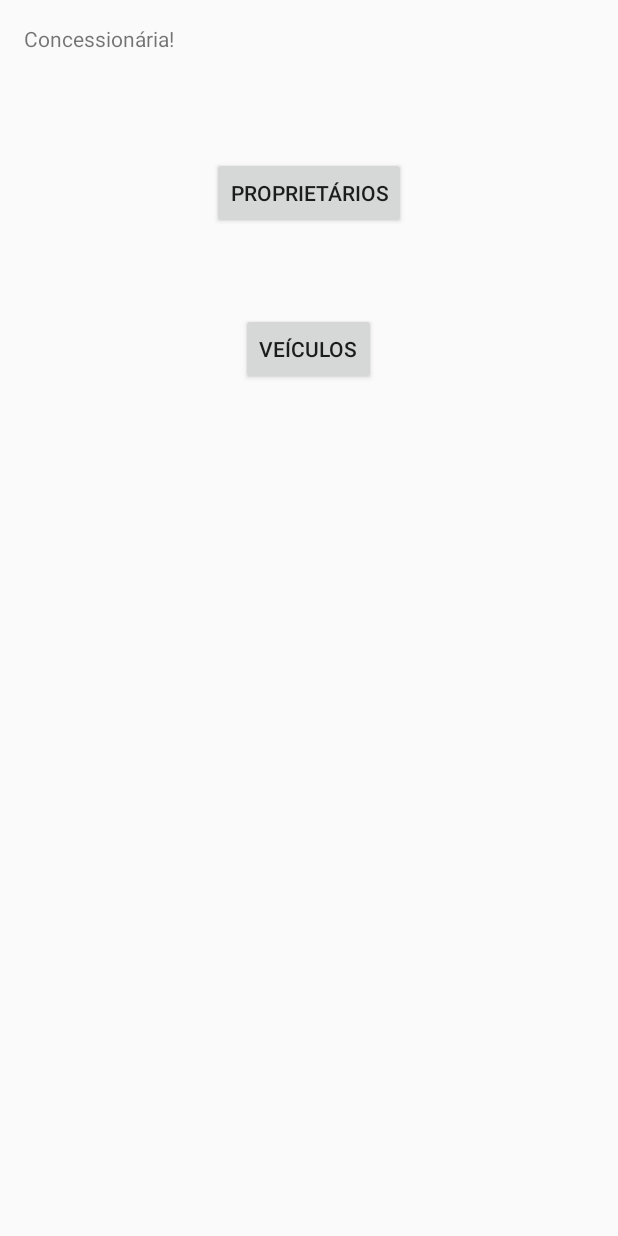
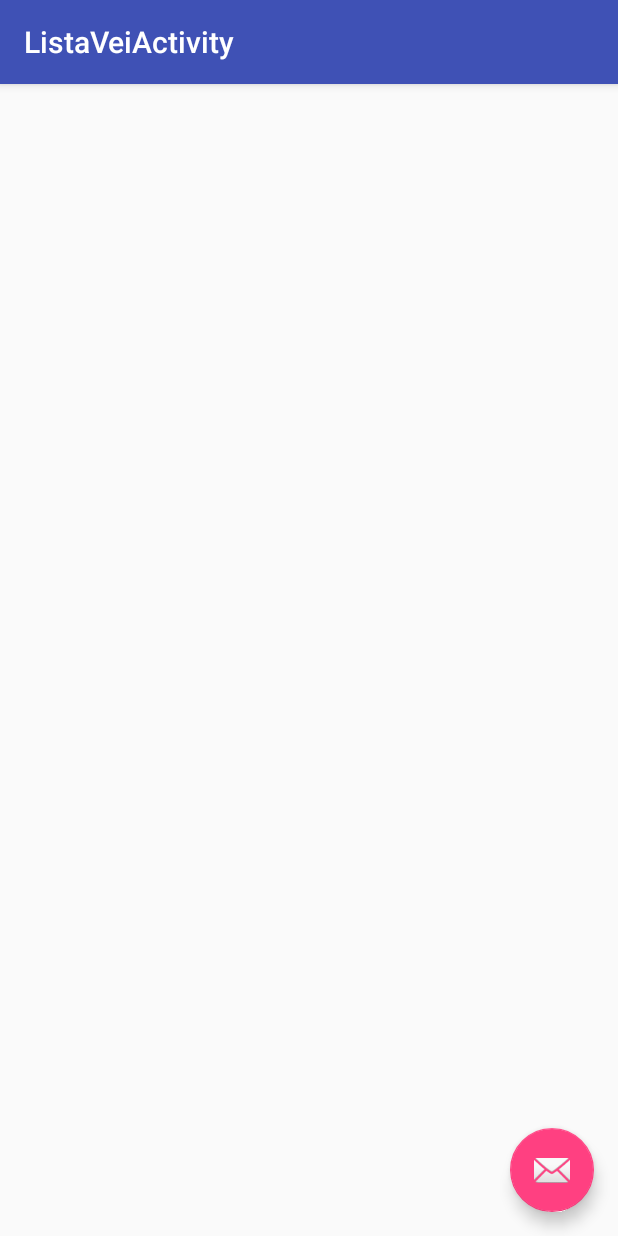
Before and after one commit to biahv/TesteVeiculo, an Android app: the screen it shows after launch (MainActivity before the commit, ListaVeiActivity after it), after a tap on "VEÍCULOS", on a phone screen of 412 x 824 dp. Run offline under Robolectric (Android 15) with nearby library versions, the phone set to English and light mode, and no system bars.

```diff
--- a/app/src/main/AndroidManifest.xml
+++ b/app/src/main/AndroidManifest.xml
@@ -11,9 +11,7 @@
         <activity
             android:name=".activity.ListaPropriActivity"
             android:label="@string/app_name"
-            android:theme="@style/AppTheme.NoActionBar">
-
-        </activity>
+            android:theme="@style/AppTheme.NoActionBar"></activity>
         <activity android:name=".activity.MainActivity">
             <intent-filter>
                 <action android:name="android.intent.action.MAIN" />
@@ -21,6 +19,10 @@
                 <category android:name="android.intent.category.LAUNCHER" />
             </intent-filter>
         </activity>
+        <activity
+            android:name=".activity.ListaVeiActivity"
+            android:label="@string/title_activity_lista_vei"
+            android:theme="@style/AppTheme.NoActionBar"></activity>
     </application>
 
 </manifest>
--- /dev/null
+++ b/app/src/main/java/br/edu/iff/pooa20162/testeveiculo/activity/ListaVeiActivity.java
@@ -0,0 +1,31 @@
+package br.edu.iff.pooa20162.testeveiculo.activity;
+
+import android.os.Bundle;
+import android.support.design.widget.FloatingActionButton;
+import android.support.design.widget.Snackbar;
+import android.support.v7.app.AppCompatActivity;
+import android.support.v7.widget.Toolbar;
+import android.view.View;
+
+import br.edu.iff.pooa20162.testeveiculo.R;
+
+public class ListaVeiActivity extends AppCompatActivity {
+
+    @Override
+    protected void onCreate(Bundle savedInstanceState) {
+        super.onCreate(savedInstanceState);
+        setContentView(R.layout.activity_lista_vei);
+        Toolbar toolbar = (Toolbar) findViewById(R.id.toolbar);
+        setSupportActionBar(toolbar);
+
+        FloatingActionButton fab = (FloatingActionButton) findViewById(R.id.fab);
+        fab.setOnClickListener(new View.OnClickListener() {
+            @Override
+            public void onClick(View view) {
+                Snackbar.make(view, "Replace with your own action", Snackbar.LENGTH_LONG)
+                        .setAction("Action", null).show();
+            }
+        });
+    }
+
+}
--- a/app/src/main/java/br/edu/iff/pooa20162/testeveiculo/activity/MainActivity.java
+++ b/app/src/main/java/br/edu/iff/pooa20162/testeveiculo/activity/MainActivity.java
@@ -1,9 +1,11 @@
 package br.edu.iff.pooa20162.testeveiculo.activity;
 
 import android.app.Activity;
+import android.content.Context;
+import android.content.Intent;
 import android.os.Bundle;
 import android.view.View;
-import android.widget.Toast;
+
 
 
 import br.edu.iff.pooa20162.testeveiculo.R;
@@ -16,8 +18,19 @@ public class MainActivity extends Activity {
         setContentView(R.layout.activity_main);
     }
 
-    public void chamaTelaCadastros(View v){
+    public void chamaTelaCadastrosP(View v){
 
-        Toast.makeText(this,"",Toast.LENGTH_SHORT);
+        Intent intentp = new Intent(MainActivity.this, ListaPropriActivity.class);
+        startActivity(intentp);
+    }
+
+    public void chamaTelaCadastrosV(View v){
+        Intent intentv = new Intent(MainActivity.this, ListaVeiActivity.class);
+        startActivity(intentv);
+    }
+
+    private Context getContext(){
+        return this;
+
     }
 }
--- /dev/null
+++ b/app/src/main/res/layout/activity_lista_vei.xml
@@ -0,0 +1,34 @@
+<?xml version="1.0" encoding="utf-8"?>
+<android.support.design.widget.CoordinatorLayout xmlns:android="http://schemas.android.com/apk/res/android"
+    xmlns:app="http://schemas.android.com/apk/res-auto"
+    xmlns:tools="http://schemas.android.com/tools"
+    android:layout_width="match_parent"
+    android:layout_height="match_parent"
+    android:fitsSystemWindows="true"
+    tools:context="br.edu.iff.pooa20162.testeveiculo.activity.ListaVeiActivity">
+
+    <android.support.design.widget.AppBarLayout
+        android:layout_width="match_parent"
+        android:layout_height="wrap_content"
+        android:theme="@style/AppTheme.AppBarOverlay">
+
+        <android.support.v7.widget.Toolbar
+            android:id="@+id/toolbar"
+            android:layout_width="match_parent"
+            android:layout_height="?attr/actionBarSize"
+            android:background="?attr/colorPrimary"
+            app:popupTheme="@style/AppTheme.PopupOverlay" />
+
+    </android.support.design.widget.AppBarLayout>
+
+    <include layout="@layout/content_lista_vei" />
+
+    <android.support.design.widget.FloatingActionButton
+        android:id="@+id/fab"
+        android:layout_width="wrap_content"
+        android:layout_height="wrap_content"
+        android:layout_gravity="bottom|end"
+        android:layout_margin="@dimen/fab_margin"
+        app:srcCompat="@android:drawable/ic_dialog_email" />
+
+</android.support.design.widget.CoordinatorLayout>
--- a/app/src/main/res/layout/activity_main.xml
+++ b/app/src/main/res/layout/activity_main.xml
@@ -21,7 +21,7 @@
         android:layout_width="wrap_content"
         android:layout_height="wrap_content"
         android:id="@+id/buttonVei"
-        android:onClick="chamaTelaEventos"
+        android:onClick="chamaTelaCadastrosP"
         android:layout_below="@+id/textView"
         android:layout_centerHorizontal="true"
         android:layout_marginTop="69dp" />
@@ -32,7 +32,7 @@
         android:layout_height="wrap_content"
         android:layout_marginTop="56dp"
         android:id="@+id/buttonPropri"
-        android:onClick="chamaTelaEventos"
+        android:onClick="chamaTelaCadastrosV"
         android:layout_below="@+id/buttonVei"
         android:layout_centerHorizontal="true" />
 
--- /dev/null
+++ b/app/src/main/res/layout/content_lista_vei.xml
@@ -0,0 +1,16 @@
+<?xml version="1.0" encoding="utf-8"?>
+<RelativeLayout xmlns:android="http://schemas.android.com/apk/res/android"
+    xmlns:app="http://schemas.android.com/apk/res-auto"
+    xmlns:tools="http://schemas.android.com/tools"
+    android:id="@+id/content_lista_vei"
+    android:layout_width="match_parent"
+    android:layout_height="match_parent"
+    android:paddingBottom="@dimen/activity_vertical_margin"
+    android:paddingLeft="@dimen/activity_horizontal_margin"
+    android:paddingRight="@dimen/activity_horizontal_margin"
+    android:paddingTop="@dimen/activity_vertical_margin"
+    app:layout_behavior="@string/appbar_scrolling_view_behavior"
+    tools:context="br.edu.iff.pooa20162.testeveiculo.activity.ListaVeiActivity"
+    tools:showIn="@layout/activity_lista_vei">
+
+</RelativeLayout>
--- a/app/src/main/res/values/strings.xml
+++ b/app/src/main/res/values/strings.xml
@@ -1,4 +1,5 @@
 <resources>
     <string name="app_name">TesteVeiculo</string>
     <string name="action_settings">Settings</string>
+    <string name="title_activity_lista_vei">ListaVeiActivity</string>
 </resources>
```
